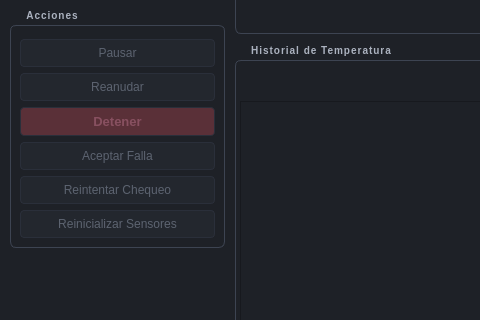
First picture: the form in assets/ui/main_window.ui, repository giulianoturpia1/PolyConLab_SCADA, before the edit; both pictures show x 0 to 480 and y 181 to 501 of the 1280 by 800 pixel window.
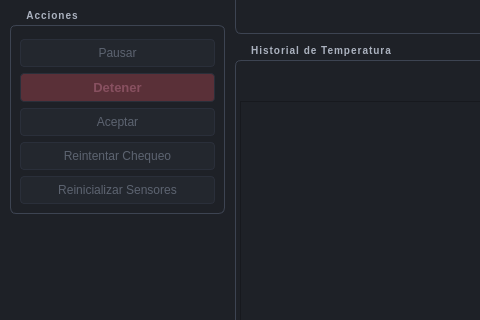
Second picture: the form after the edit. Custom widgets are drawn as their Qt base class.

Commit message: NTT | Merge Pausar/Reanudar into one button and rename Aceptar Falla to Aceptar

Diff of the .ui file:
```diff
--- a/assets/ui/main_window.ui
+++ b/assets/ui/main_window.ui
@@ -270,12 +270,7 @@
               <widget class="QPushButton" name="btn_pause">
                <property name="text"><string>Pausar</string></property>
                <property name="enabled"><bool>false</bool></property>
-              </widget>
-             </item>
-             <item>
-              <widget class="QPushButton" name="btn_resume">
-               <property name="text"><string>Reanudar</string></property>
-               <property name="enabled"><bool>false</bool></property>
+               <property name="toolTip"><string>En MANUAL pausa el sistema. En PAUSA el botón pasa a «Reanudar» y retoma la operación.</string></property>
               </widget>
              </item>
              <item>
@@ -288,7 +283,7 @@
              </item>
              <item>
               <widget class="QPushButton" name="btn_ack">
-               <property name="text"><string>Aceptar Falla</string></property>
+               <property name="text"><string>Aceptar</string></property>
                <property name="enabled"><bool>false</bool></property>
                <property name="toolTip"><string>Reconoce la falla y confirma que la condición fue resuelta.
 Si el sistema estaba en MANUAL antes de la falla, vuelve directamente a MANUAL.
```
Left out of the diff: 2 changed lines with no effect on the pictures. The commit also changes 4 other files.
